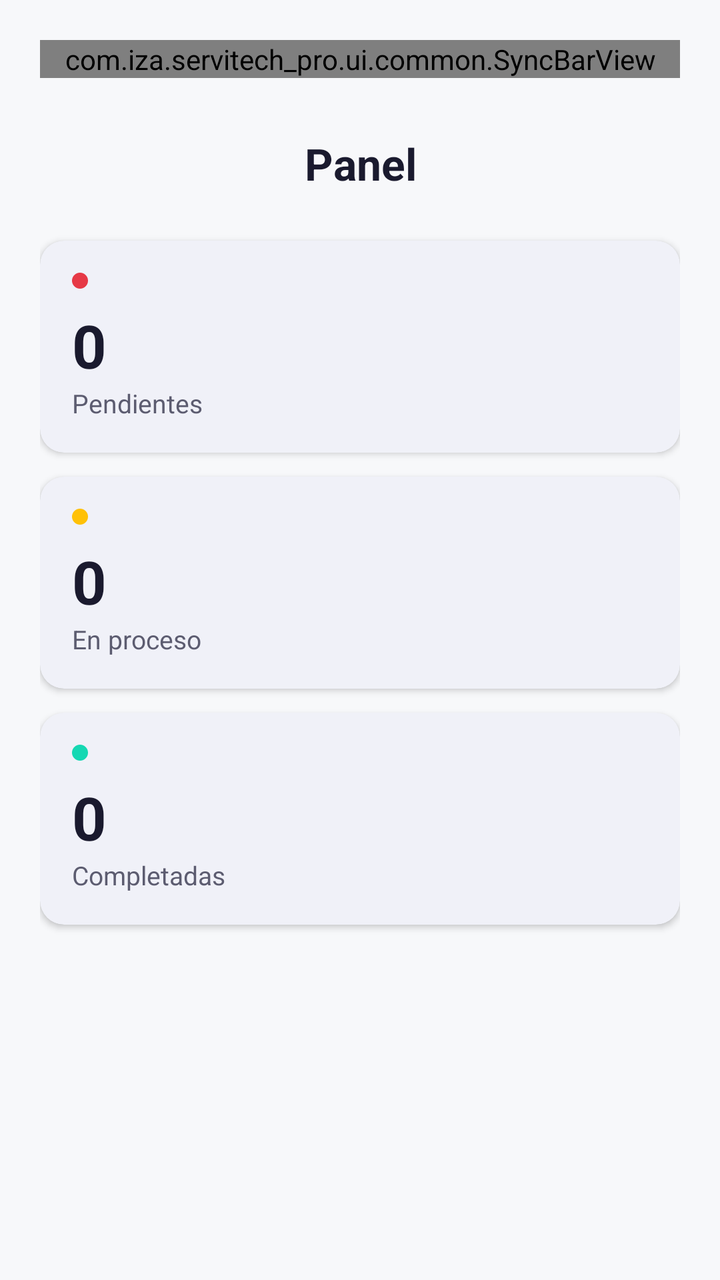
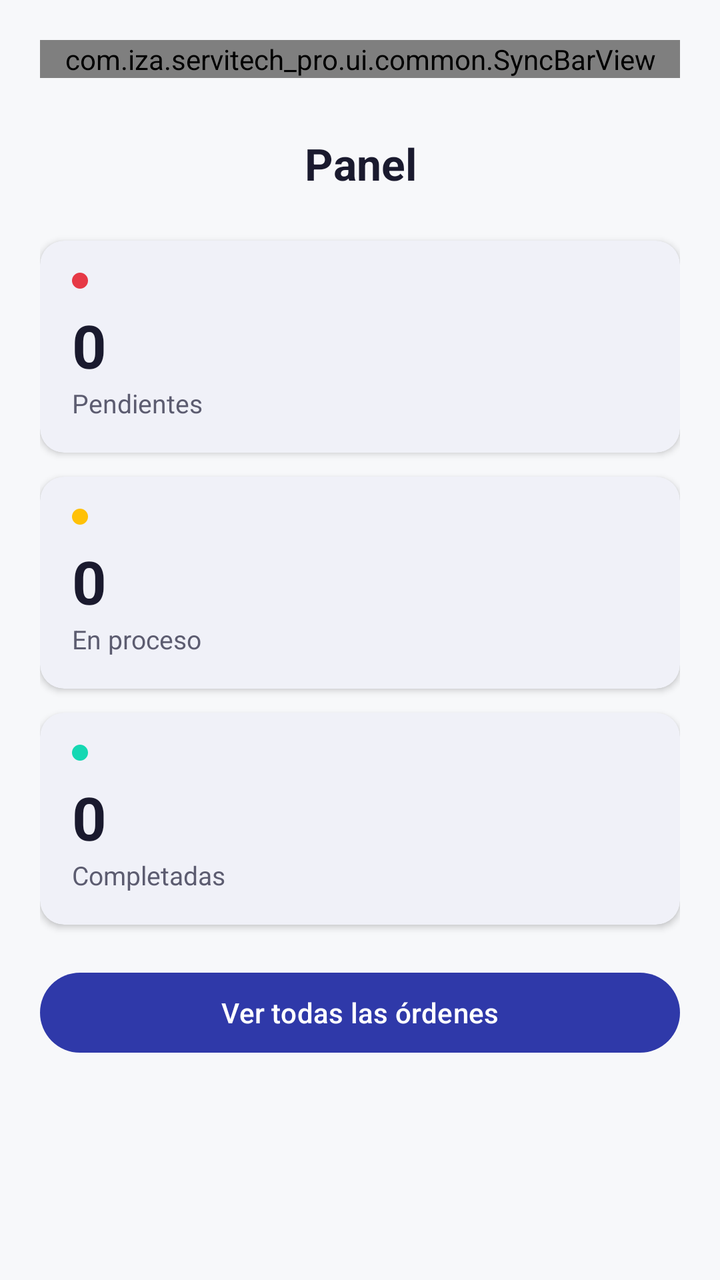

Compare the two renders of this Android layout. The source of the first and the diff that turns it into the second are given below.
<!-- AndroidManifest.xml: application theme Theme.Servitech_Pro -->
<!-- res/layout/activity_dashboard.xml -->
<?xml version="1.0" encoding="utf-8"?>
<ScrollView xmlns:android="http://schemas.android.com/apk/res/android"
    xmlns:app="http://schemas.android.com/apk/res-auto"
    android:layout_width="match_parent"
    android:layout_height="match_parent"
    android:background="@color/sv_background"
    android:fillViewport="true"
    android:fitsSystemWindows="true">

    <LinearLayout
        android:layout_width="match_parent"
        android:layout_height="wrap_content"
        android:orientation="vertical"
        android:padding="20dp">

        <com.iza.servitech_pro.ui.common.SyncBarView
            android:id="@+id/syncBar"
            android:layout_width="match_parent"
            android:layout_height="wrap_content" />

        <TextView
            android:layout_width="match_parent"
            android:layout_height="wrap_content"
            android:layout_marginTop="28dp"
            android:layout_marginBottom="24dp"
            android:gravity="center"
            android:text="@string/panel_titulo"
            android:textColor="@color/sv_text_primary"
            android:textSize="22sp"
            android:textStyle="bold" />

        
        <com.google.android.material.card.MaterialCardView
            android:id="@+id/cardPendientes"
            android:layout_width="match_parent"
            android:layout_height="wrap_content"
            android:layout_marginBottom="12dp"
            app:cardBackgroundColor="@color/sv_surface"
            app:cardCornerRadius="12dp"
            app:cardElevation="2dp"
            app:strokeWidth="0dp">

            <LinearLayout
                android:layout_width="match_parent"
                android:layout_height="wrap_content"
                android:orientation="vertical"
                android:padding="16dp">

                <View
                    android:layout_width="8dp"
                    android:layout_height="8dp"
                    android:background="@drawable/bg_dot"
                    android:backgroundTint="@color/sv_status_pending" />

                <TextView
                    android:id="@+id/tvPendientes"
                    android:layout_width="wrap_content"
                    android:layout_height="wrap_content"
                    android:layout_marginTop="8dp"
                    android:text="0"
                    android:textColor="@color/sv_text_primary"
                    android:textSize="30sp"
                    android:textStyle="bold" />

                <TextView
                    android:layout_width="wrap_content"
                    android:layout_height="wrap_content"
                    android:text="@string/panel_pendientes"
                    android:textColor="@color/sv_text_secondary"
                    android:textSize="13sp" />
            </LinearLayout>
        </com.google.android.material.card.MaterialCardView>

        
        <com.google.android.material.card.MaterialCardView
            android:id="@+id/cardEnProceso"
            android:layout_width="match_parent"
            android:layout_height="wrap_content"
            android:layout_marginBottom="12dp"
            app:cardBackgroundColor="@color/sv_surface"
            app:cardCornerRadius="12dp"
            app:cardElevation="2dp"
            app:strokeWidth="0dp">

            <LinearLayout
                android:layout_width="match_parent"
                android:layout_height="wrap_content"
                android:orientation="vertical"
                android:padding="16dp">

                <View
                    android:layout_width="8dp"
                    android:layout_height="8dp"
                    android:background="@drawable/bg_dot"
                    android:backgroundTint="@color/sv_status_progress" />

                <TextView
                    android:id="@+id/tvEnProceso"
                    android:layout_width="wrap_content"
                    android:layout_height="wrap_content"
                    android:layout_marginTop="8dp"
                    android:text="0"
                    android:textColor="@color/sv_text_primary"
                    android:textSize="30sp"
                    android:textStyle="bold" />

                <TextView
                    android:layout_width="wrap_content"
                    android:layout_height="wrap_content"
                    android:text="@string/panel_en_proceso"
                    android:textColor="@color/sv_text_secondary"
                    android:textSize="13sp" />
            </LinearLayout>
        </com.google.android.material.card.MaterialCardView>

        
        <com.google.android.material.card.MaterialCardView
            android:id="@+id/cardCompletadas"
            android:layout_width="match_parent"
            android:layout_height="wrap_content"
            app:cardBackgroundColor="@color/sv_surface"
            app:cardCornerRadius="12dp"
            app:cardElevation="2dp"
            app:strokeWidth="0dp">

            <LinearLayout
                android:layout_width="match_parent"
                android:layout_height="wrap_content"
                android:orientation="vertical"
                android:padding="16dp">

                <View
                    android:layout_width="8dp"
                    android:layout_height="8dp"
                    android:background="@drawable/bg_dot"
                    android:backgroundTint="@color/sv_status_completed" />

                <TextView
                    android:id="@+id/tvCompletadas"
                    android:layout_width="wrap_content"
                    android:layout_height="wrap_content"
                    android:layout_marginTop="8dp"
                    android:text="0"
                    android:textColor="@color/sv_text_primary"
                    android:textSize="30sp"
                    android:textStyle="bold" />

                <TextView
                    android:layout_width="wrap_content"
                    android:layout_height="wrap_content"
                    android:text="@string/panel_completadas"
                    android:textColor="@color/sv_text_secondary"
                    android:textSize="13sp" />
            </LinearLayout>
        </com.google.android.material.card.MaterialCardView>
    </LinearLayout>
</ScrollView>
<!-- resources referenced by this layout -->
<resources>
  <color name="sv_background">#F7F8FA</color>
  <color name="sv_status_completed">#15D8B3</color>
  <color name="sv_status_pending">#E63946</color>
  <color name="sv_status_progress">#FFC107</color>
  <color name="sv_surface">#FFFFFF</color>
  <color name="sv_text_primary">#1A1A2E</color>
  <color name="sv_text_secondary">#5C5C70</color>
  <!-- drawable bg_dot (drawable) -->
  <?xml version="1.0" encoding="utf-8"?>
  <shape xmlns:android="http://schemas.android.com/apk/res/android" android:shape="oval">
      <solid android:color="#FFFFFF" />
  </shape>
  <string name="panel_completadas">Completadas</string>
  <string name="panel_en_proceso">En proceso</string>
  <string name="panel_pendientes">Pendientes</string>
  <string name="panel_titulo">Panel</string>
  <style name="Theme.Servitech_Pro" parent="Base.Theme.Servitech_Pro" />
  <style name="Base.Theme.Servitech_Pro" parent="Theme.Material3.DayNight.NoActionBar">
          <item name="colorPrimary">@color/sv_primary</item>
          <item name="colorOnPrimary">@color/sv_on_primary</item>
          <item name="colorSecondary">@color/sv_secondary</item>
          <item name="colorOnSecondary">@color/sv_on_primary</item>
          <item name="colorTertiary">@color/sv_accent</item>
          <item name="colorSurface">@color/sv_surface</item>
          <item name="colorOnSurface">@color/sv_text_primary</item>
          <item name="colorOnSurfaceVariant">@color/sv_text_secondary</item>
          <item name="colorOutline">@color/sv_border</item>
          <item name="colorError">@color/sv_status_pending</item>
          <item name="android:colorBackground">@color/sv_background</item>
          <item name="colorOnBackground">@color/sv_text_primary</item>
          <item name="android:windowBackground">@color/sv_background</item>
          <item name="android:statusBarColor">@color/sv_background</item>
          <item name="android:navigationBarColor">@color/sv_background</item>
          <item name="android:windowLightStatusBar">true</item>
      </style>
  <color name="sv_primary">#2F39A9</color>
  <color name="sv_on_primary">#FFFFFF</color>
  <color name="sv_secondary">#2E6FA0</color>
  <color name="sv_accent">#49A4BB</color>
  <color name="sv_border">#DDE0E8</color>
</resources>

<!-- the commit's change to res/layout/activity_dashboard.xml (unified diff, before → after) -->
@@ -153,5 +153,11 @@
                     android:textSize="13sp" />
             </LinearLayout>
         </com.google.android.material.card.MaterialCardView>
+        <com.google.android.material.button.MaterialButton
+            android:id="@+id/btnVerTodas"
+            android:layout_width="match_parent"
+            android:layout_height="wrap_content"
+            android:layout_marginTop="20dp"
+            android:text="@string/panel_ver_todas" />
     </LinearLayout>
 </ScrollView>
<!-- resource entries referenced after the edit -->
@@ -16,6 +16,7 @@
   <string name="panel_en_proceso">En proceso</string>
   <string name="panel_pendientes">Pendientes</string>
   <string name="panel_titulo">Panel</string>
+  <string name="panel_ver_todas">Ver todas las órdenes</string>
   <style name="Theme.Servitech_Pro" parent="Base.Theme.Servitech_Pro" />
   <style name="Base.Theme.Servitech_Pro" parent="Theme.Material3.DayNight.NoActionBar">
           <item name="colorPrimary">@color/sv_primary</item>
